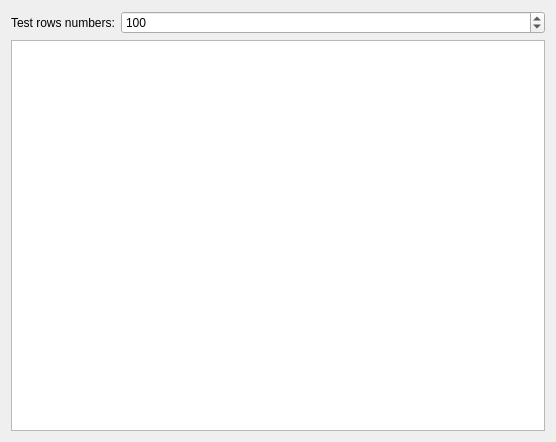
Above: ui/TablePreviewWidget.ui from KarKarbI4/test_db_generator before the change. Below: the same form after it.
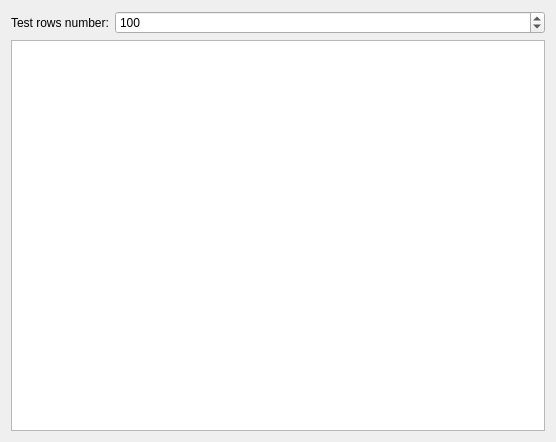
That is the form after the change.

The edit to the form file:
```diff
--- a/ui/TablePreviewWidget.ui
+++ b/ui/TablePreviewWidget.ui
@@ -19,7 +19,7 @@
      <item row="0" column="0">
       <widget class="QLabel" name="rowNumLabel">
        <property name="text">
-        <string>Test rows numbers:</string>
+        <string>Test rows number:</string>
        </property>
       </widget>
      </item>
```
